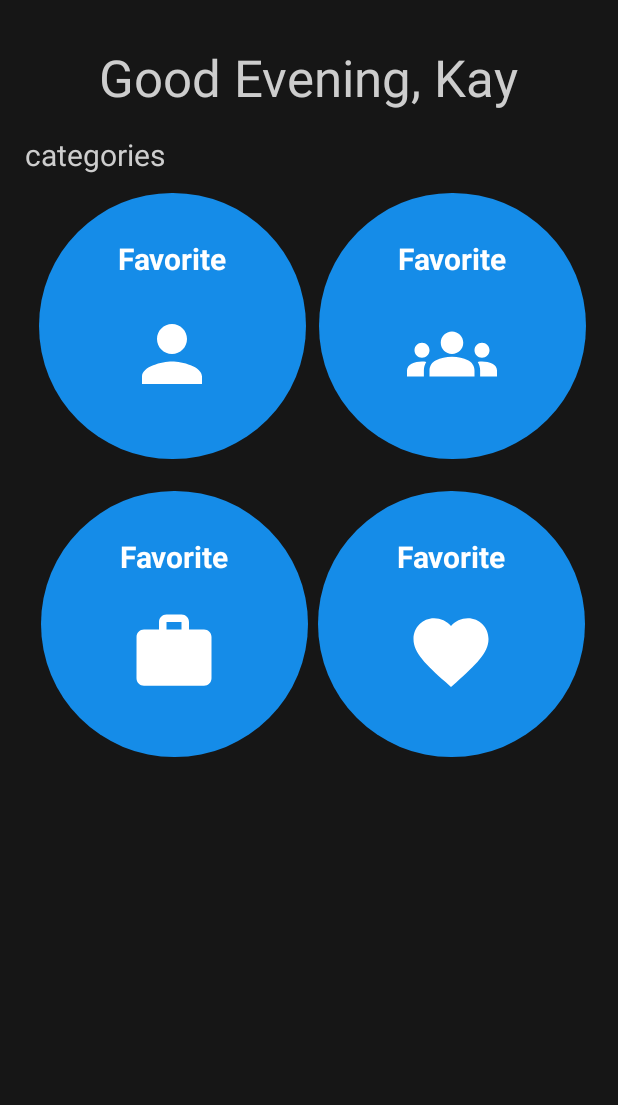
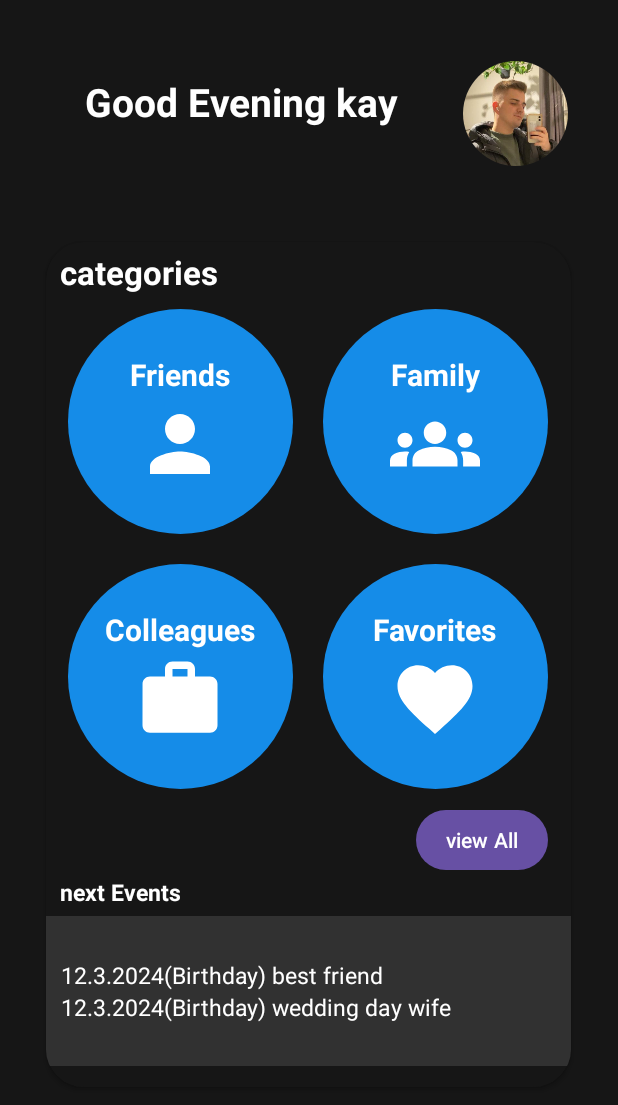
Before and after one commit to Soworage/PresentPal, an Android app: the screen it shows after launch (MainActivity), on a phone screen of 412 x 824 dp. Shown: the top 1105 px of the screen. Run offline under Robolectric (Android 15) with nearby library versions, the phone set to English and light mode, and no system bars; our stand-ins replace CircleImageView, data binding.

Commit message:
updated main screen

```diff
--- a/app/src/main/res/layout/activity_main.xml
+++ b/app/src/main/res/layout/activity_main.xml
@@ -1,159 +1,88 @@
-<?xml version="1.0" encoding="utf-8"?>
 <layout xmlns:android="http://schemas.android.com/apk/res/android"
     xmlns:app="http://schemas.android.com/apk/res-auto"
     xmlns:tools="http://schemas.android.com/tools">
-
     <data>
         <variable
             name="mainActivityViewModel"
             type="com.example.presentpal.viewmodel.MainActivityViewModel" />
     </data>
+<androidx.constraintlayout.widget.ConstraintLayout
+    android:layout_width="match_parent"
+    android:background="@color/darkGray"
+    android:layout_height="match_parent">
 
-    <androidx.constraintlayout.widget.ConstraintLayout
-
-        android:layout_width="match_parent"
-        android:layout_height="match_parent"
-        android:background="@color/darkGray"
-        tools:context=".view.MainActivity">
-
-
-        <FrameLayout
-            android:id="@+id/frameLayout2"
-            android:layout_width="198dp"
-            android:layout_height="197dp"
-            android:layout_margin="1dp"
-            android:layout_marginTop="102dp"
-            android:padding="10dp"
+    <TextView
+        android:id="@+id/textView6"
+        android:layout_width="wrap_content"
+        android:layout_height="wrap_content"
+        android:text="Good Evening kay"
+        android:textColor="@color/white"
+        android:textSize="26sp"
+        android:textStyle="bold"
         app:layout_constraintBottom_toBottomOf="parent"
         app:layout_constraintEnd_toEndOf="parent"
-            app:layout_constraintHorizontal_bias="0.948"
+        app:layout_constraintHorizontal_bias="0.278"
         app:layout_constraintStart_toStartOf="parent"
-            app:layout_constraintTop_toBottomOf="@+id/frameLayout4"
-            app:layout_constraintVertical_bias="0.0">
+        app:layout_constraintTop_toTopOf="parent"
+        app:layout_constraintVertical_bias="0.063" />
 
+    <de.hdodenhof.circleimageview.CircleImageView
+        android:id="@+id/imageView3"
+        android:layout_width="70dp"
+        android:layout_height="70dp"
+        android:src="@drawable/profilepicture1"
+        app:layout_constraintBottom_toBottomOf="@+id/textView6"
+        app:layout_constraintEnd_toEndOf="parent"
+        app:layout_constraintHorizontal_bias="0.903"
+        app:layout_constraintStart_toStartOf="parent"
+        app:layout_constraintTop_toTopOf="@+id/textView6"
+        app:layout_constraintVertical_bias="0.285"
+        tools:srcCompat="@tools:sample/avatars"
 
-            <ImageButton
-                android:id="@+id/imageButton11"
+        />
+
+    <androidx.cardview.widget.CardView
+        android:layout_width="350dp"
+        android:layout_height="563dp"
+        android:layout_marginStart="16dp"
+        android:layout_marginEnd="16dp"
+        app:cardBackgroundColor="@color/darkGray"
+        app:cardCornerRadius="25dp"
+        app:layout_constraintBottom_toBottomOf="parent"
+        app:layout_constraintEnd_toEndOf="parent"
+        app:layout_constraintHorizontal_bias="0.482"
+        app:layout_constraintStart_toStartOf="parent"
+        app:layout_constraintTop_toTopOf="parent"
+        app:layout_constraintVertical_bias="0.619">
+
+        <LinearLayout
             android:layout_width="match_parent"
-                android:layout_height="match_parent"
-                android:layout_gravity="center"
-                android:background="@drawable/round_button"
-                android:padding="150dp" />
-
-
-            <ImageView
-                android:layout_width="60dp"
-                android:layout_height="60dp"
-                android:layout_gravity="center|bottom"
-                android:layout_marginBottom="40dp"
-                app:srcCompat="@drawable/baseline_favorite_24" />
-
+            android:layout_height="wrap_content"
+            android:orientation="vertical">
 
             <TextView
                 android:layout_width="wrap_content"
                 android:layout_height="wrap_content"
-                android:layout_gravity="top|center"
-                android:layout_marginTop="30dp"
-                android:text="Favorite"
-                android:textColor="#FFFFFF"
-                android:textSize="20dp"
-                android:textStyle="bold" />
+                android:layout_marginLeft="9dp"
+                android:layout_marginTop="5dp"
+                android:text="categories"
+                android:textColor="@color/white"
+                android:textSize="22sp"
+                android:textStyle="bold">
 
-        </FrameLayout>
+            </TextView>
+
+
+            <LinearLayout
+                android:layout_width="match_parent"
+                android:layout_height="wrap_content"
+                android:gravity="center_horizontal"
+                android:orientation="horizontal">
 
                 <FrameLayout
-            android:layout_width="198dp"
-            android:layout_height="197dp"
-            android:layout_margin="1dp"
-            android:layout_marginTop="80dp"
-            android:padding="10dp"
-
-            app:layout_constraintBottom_toBottomOf="parent"
-            app:layout_constraintEnd_toEndOf="parent"
-            app:layout_constraintHorizontal_bias="0.075"
-            app:layout_constraintStart_toStartOf="parent"
-            app:layout_constraintTop_toBottomOf="@+id/frameLayout3"
-            app:layout_constraintVertical_bias="0.0">
-
-
-            <ImageButton
-                android:id="@+id/imageButton1132"
-                android:layout_width="match_parent"
-                android:layout_height="match_parent"
-
-                android:layout_gravity="center"
-                android:background="@drawable/round_button"
-                android:padding="150dp" />
-
-
-
-
-            <ImageView
-                android:layout_width="60dp"
-                android:layout_height="60dp"
-                android:layout_gravity="center|bottom"
-                android:layout_marginBottom="40dp"
-                app:srcCompat="@drawable/baseline_work_24" />
-
-            <TextView
-                android:layout_width="wrap_content"
-                android:layout_height="wrap_content"
-                android:layout_gravity="top|center"
-                android:layout_marginTop="30dp"
-                android:text="Favorite"
-                android:textColor="#FFFFFF"
-                android:textSize="20dp"
-                android:textStyle="bold" />
-
-        </FrameLayout>
-
-        <FrameLayout
-            android:id="@+id/frameLayout4"
-            android:layout_width="198dp"
-            android:layout_height="197dp"
-            android:padding="10dp"
-            app:layout_constraintBottom_toBottomOf="parent"
-            app:layout_constraintEnd_toEndOf="parent"
-            app:layout_constraintHorizontal_bias="0.948"
-            app:layout_constraintStart_toStartOf="parent"
-            app:layout_constraintTop_toTopOf="parent"
-            app:layout_constraintVertical_bias="0.189">
-
-
-            <ImageButton
-                android:id="@+id/favorite_button"
-                android:layout_width="match_parent"
-                android:layout_height="match_parent"
-                android:layout_gravity="center"
-                android:background="@drawable/round_button"
-                android:onClick="@{() -> mainActivityViewModel.selectFamilyCategory()}"
-
-                android:padding="150dp" />
-"
-            <ImageView
-                android:layout_width="60dp"
-                android:layout_height="60dp"
-                android:layout_gravity="center|bottom"
-                android:layout_marginBottom="40dp"
-                app:srcCompat="@drawable/baseline_groups_24" />
-
-            <TextView
-                android:id="@+id/favorite_text"
-                android:layout_width="wrap_content"
-                android:layout_height="wrap_content"
-                android:layout_gravity="top|center"
-                android:layout_marginTop="30dp"
-                android:text="Favorite"
-                android:textColor="#FFFFFF"
-                android:textSize="20sp"
-                android:textStyle="bold" />
-
-        </FrameLayout>
-
-        <FrameLayout
-            android:id="@+id/frameLayout3"
-            android:layout_width="198dp"
-            android:layout_height="197dp"
+                    android:id="@+id/frameLayout34"
+                    android:layout_width="170dp"
+                    android:layout_height="170dp"
                     android:padding="10dp"
                     app:layout_constraintBottom_toBottomOf="parent"
                     app:layout_constraintEnd_toEndOf="parent"
@@ -164,7 +93,7 @@
 
 
                     <ImageButton
-                android:id="@+id/imageButton11233"
+                        android:id="@+id/imageButton12"
                         android:layout_width="match_parent"
                         android:layout_height="match_parent"
                         android:layout_gravity="center"
@@ -177,7 +106,7 @@
                         android:layout_width="60dp"
                         android:layout_height="60dp"
                         android:layout_gravity="center|bottom"
-                android:layout_marginBottom="40dp"
+                        android:layout_marginBottom="30dp"
                         app:srcCompat="@drawable/baseline_person_24" />
 
                     <TextView
@@ -185,42 +114,207 @@
                         android:layout_height="wrap_content"
                         android:layout_gravity="top|center"
                         android:layout_marginTop="30dp"
-                android:text="Favorite"
-                android:textColor="#FFFFFF"
-                android:textSize="20dp"
+                        android:text="Friends"
+                        android:textColor="@color/white"
+                        android:textSize="20sp"
                         android:textStyle="bold" />
 
                 </FrameLayout>
 
+                <FrameLayout
+                    android:id="@+id/frameLayout3"
+                    android:layout_width="170dp"
+                    android:layout_height="170dp"
+                    android:padding="10dp"
+                    app:layout_constraintBottom_toBottomOf="parent"
+                    app:layout_constraintEnd_toEndOf="parent"
+                    app:layout_constraintHorizontal_bias="0.075"
+                    app:layout_constraintStart_toStartOf="parent"
+                    app:layout_constraintTop_toTopOf="parent"
+                    app:layout_constraintVertical_bias="0.189">
+
+
+                    <ImageButton
+                        android:id="@+id/imageButton112"
+                        android:layout_width="match_parent"
+                        android:layout_height="match_parent"
+                        android:layout_gravity="center"
+                        android:background="@drawable/round_button"
+                        android:onClick="@{() -> mainActivityViewModel.selectFamilyCategory()}"
+                        android:padding="150dp" />
+                    />
+
+                    <ImageView
+                        android:layout_width="60dp"
+                        android:layout_height="60dp"
+                        android:layout_gravity="center|bottom"
+                        android:layout_marginBottom="30dp"
+                        app:srcCompat="@drawable/baseline_groups_24" />
+
                     <TextView
-            android:id="@+id/category_text"
                         android:layout_width="wrap_content"
                         android:layout_height="wrap_content"
-            android:text="@string/categories"
-            android:textColor="@color/textWhite"
-            android:textColorHighlight="@color/textWhite"
+                        android:layout_gravity="top|center"
+                        android:layout_marginTop="30dp"
+                        android:text="@string/family"
+                        android:textColor="@color/white"
                         android:textSize="20sp"
+                        android:textStyle="bold" />
+
+                </FrameLayout>
+
+
+            </LinearLayout>
+
+            <LinearLayout
+                android:layout_width="match_parent"
+                android:layout_height="wrap_content"
+                android:gravity="center_horizontal"
+                android:orientation="horizontal">
+
+                <FrameLayout
+                    android:id="@+id/frameLayout344"
+                    android:layout_width="170dp"
+                    android:layout_height="170dp"
+                    android:padding="10dp"
                     app:layout_constraintBottom_toBottomOf="parent"
                     app:layout_constraintEnd_toEndOf="parent"
-            app:layout_constraintHorizontal_bias="0.053"
+                    app:layout_constraintHorizontal_bias="0.075"
                     app:layout_constraintStart_toStartOf="parent"
                     app:layout_constraintTop_toTopOf="parent"
-            app:layout_constraintVertical_bias="0.112" />
+                    app:layout_constraintVertical_bias="0.189">
+
+
+                    <ImageButton
+                        android:id="@+id/imageButton152"
+                        android:layout_width="match_parent"
+                        android:layout_height="match_parent"
+                        android:layout_gravity="center"
+                        android:background="@drawable/round_button"
+                        android:onClick="@{() -> mainActivityViewModel.selectColleagueCategory()}"
+                        android:padding="150dp" />
+                    />
+
+                    <ImageView
+                        android:layout_width="60dp"
+                        android:layout_height="60dp"
+                        android:layout_gravity="center|bottom"
+                        android:layout_marginBottom="30dp"
+                        app:srcCompat="@drawable/baseline_work_24" />
 
                     <TextView
-            android:id="@+id/welcome_message331"
                         android:layout_width="wrap_content"
                         android:layout_height="wrap_content"
-            android:text="Good Evening, Kay"
-            android:textColor="@color/textWhite"
-            android:textColorHighlight="@color/textWhite"
-            android:textSize="34sp"
+                        android:layout_gravity="top|center"
+                        android:layout_marginTop="30dp"
+                        android:text="@string/colleagues"
+                        android:textColor="@color/white"
+                        android:textSize="20sp"
+                        android:textStyle="bold" />
+
+                </FrameLayout>
+
+                <FrameLayout
+                    android:id="@+id/frameLayout53"
+                    android:layout_width="170dp"
+                    android:layout_height="170dp"
+                    android:padding="10dp"
                     app:layout_constraintBottom_toBottomOf="parent"
                     app:layout_constraintEnd_toEndOf="parent"
-            app:layout_constraintHorizontal_bias="0.496"
+                    app:layout_constraintHorizontal_bias="0.075"
                     app:layout_constraintStart_toStartOf="parent"
                     app:layout_constraintTop_toTopOf="parent"
-            app:layout_constraintVertical_bias="0.037" />
+                    app:layout_constraintVertical_bias="0.189">
+
+
+                    <ImageButton
+                        android:id="@+id/imageButton1512"
+                        android:layout_width="match_parent"
+                        android:layout_height="match_parent"
+                        android:layout_gravity="center"
+                        android:background="@drawable/round_button"
+                        android:onClick="@{() -> mainActivityViewModel.selectFavoriteCategory()}"
+                        android:padding="150dp" />
+                    />
+
+                    <ImageView
+                        android:layout_width="60dp"
+                        android:layout_height="60dp"
+                        android:layout_gravity="center|bottom"
+                        android:layout_marginBottom="30dp"
+                        app:srcCompat="@drawable/baseline_favorite_24" />
+
+                    <TextView
+                        android:layout_width="wrap_content"
+                        android:layout_height="wrap_content"
+                        android:layout_gravity="top|center"
+                        android:layout_marginTop="30dp"
+                        android:text="@string/favorites"
+                        android:textColor="@color/white"
+                        android:textSize="20sp"
+                        android:textStyle="bold" />
+
+                </FrameLayout>
+
+
+            </LinearLayout>
+
+            <Button
+                android:layout_width="wrap_content"
+                android:layout_height="wrap_content"
+                android:layout_gravity="end"
+                android:layout_marginEnd="15dp"
+                android:padding="5dp"
+                android:text="view All">
+
+            </Button>
+
+            <TextView
+                android:layout_width="wrap_content"
+                android:layout_height="wrap_content"
+                android:layout_marginStart="9dp"
+                android:text="next Events"
+                android:textColor="@color/white"
+                android:textSize="15sp"
+                android:textStyle="bold">
+
+            </TextView>
+
+            <LinearLayout
+                android:layout_width="match_parent"
+                android:layout_height="100dp"
+                android:layout_marginTop="5dp"
+                android:background="@color/lightGray"
+                android:gravity="center_vertical"
+                android:orientation="vertical">
+
+                <TextView
+                    android:layout_width="wrap_content"
+                    android:layout_height="wrap_content"
+                    android:layout_marginLeft="10dp"
+                    android:text="12.3.2024(Birthday) best friend"
+                    android:textColor="@color/white"
+                    android:textSize="15sp">
+
+                </TextView>
+
+                <TextView
+                    android:layout_width="wrap_content"
+                    android:layout_height="wrap_content"
+                    android:layout_marginLeft="10dp"
+                    android:text="12.3.2024(Birthday) wedding day wife"
+                    android:textColor="@color/white"
+
+                    android:textSize="15sp">
+
+                </TextView>
+
+
+            </LinearLayout>
+
+
+        </LinearLayout>
+    </androidx.cardview.widget.CardView>
 
 
 </androidx.constraintlayout.widget.ConstraintLayout>
--- a/app/src/main/res/values/strings.xml
+++ b/app/src/main/res/values/strings.xml
@@ -28,6 +28,9 @@
     <string name="event_insert_text_title">Title</string>
     <string name="event_insert_text_maintitle">Add new event</string>
     <string name="categories">categories</string>
+    <string name="family">Family</string>
+    <string name="colleagues">Colleagues</string>
+    <string name="favorites">Favorites</string>
 
     <!--Register Screen end-->
 
```
Lines whose indentation alone changed are shown as unchanged.
